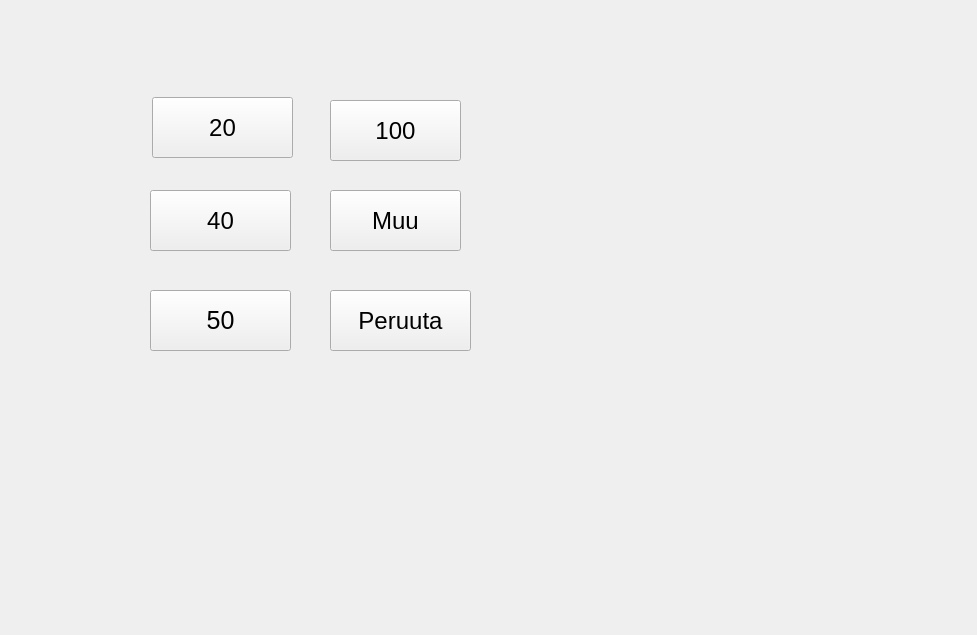
Above: PankkiProjekti/nosta.ui from tvt20kmo-ohjelmistokehitysprojekti/Group8 before the change. Below: the same form after it.
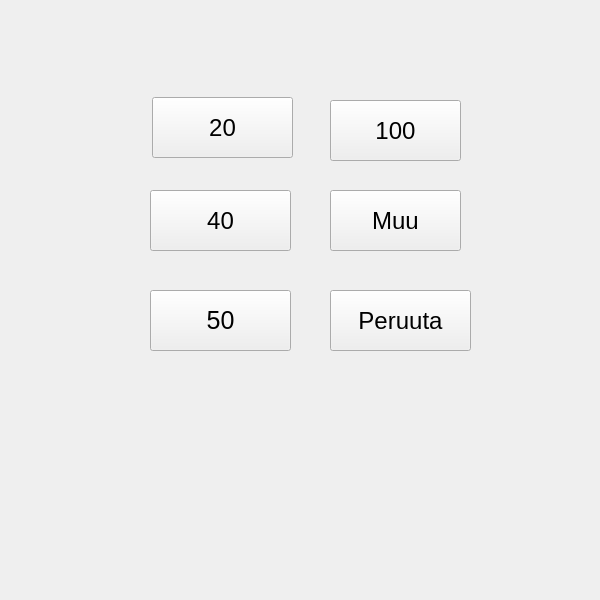
That is the form after the change.

Patch:
```diff
--- a/PankkiProjekti/nosta.ui
+++ b/PankkiProjekti/nosta.ui
@@ -6,8 +6,8 @@
    <rect>
     <x>0</x>
     <y>0</y>
-    <width>977</width>
-    <height>635</height>
+    <width>600</width>
+    <height>600</height>
    </rect>
   </property>
   <property name="windowTitle">
```
